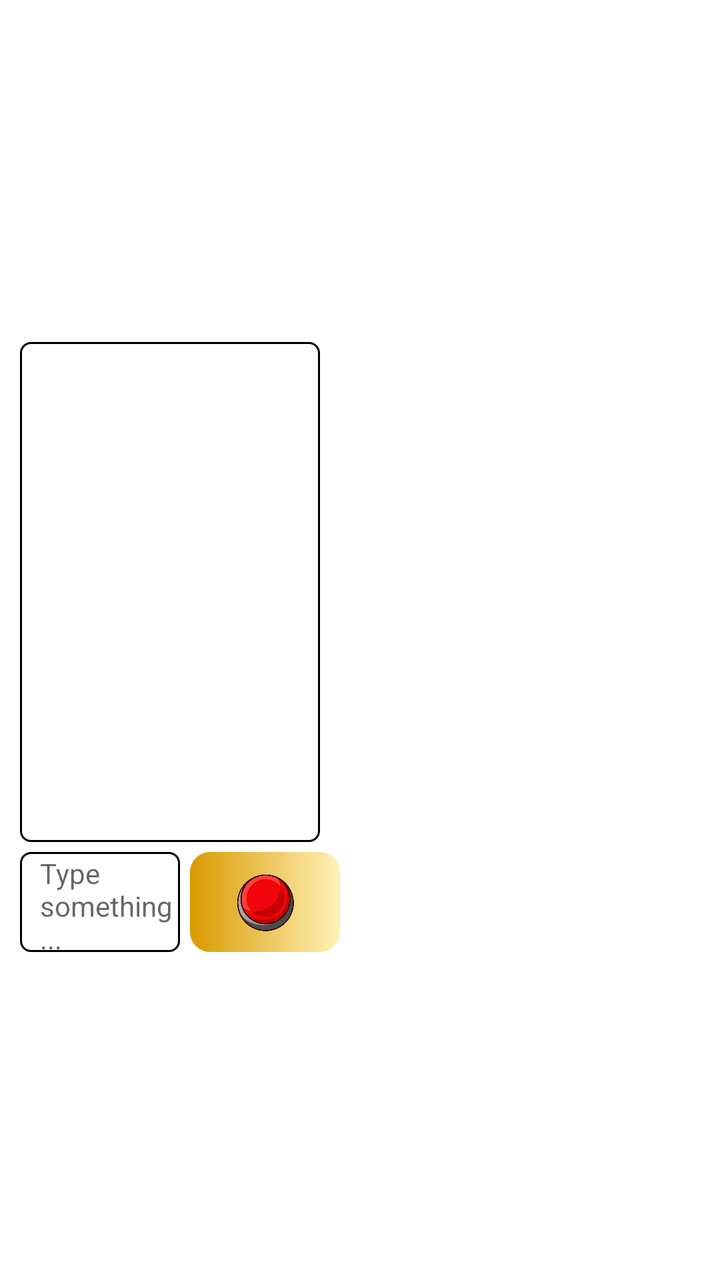
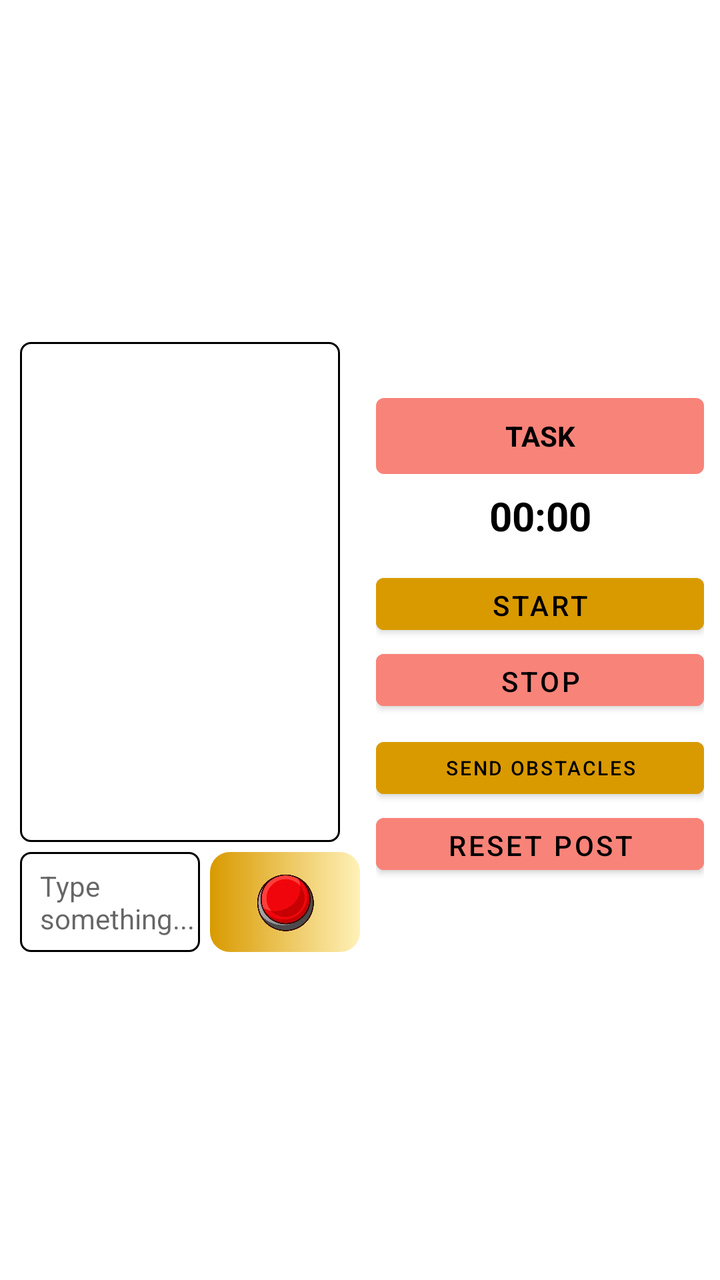

The first picture is an Android layout as it rendered before a commit; the second is the same layout after the commit. The layout source and the unified diff follow.
<!-- AndroidManifest.xml: application theme Theme.MDP_Grp_14 -->
<!-- res/layout/activity_communications.xml -->
<?xml version="1.0" encoding="utf-8"?>
<androidx.coordinatorlayout.widget.CoordinatorLayout
    xmlns:android="http://schemas.android.com/apk/res/android"
    xmlns:app="http://schemas.android.com/apk/res-auto"
    android:id="@+id/activity_comms"
    android:layout_width="match_parent"
    android:layout_height="match_parent"
    android:orientation="vertical"
    android:focusableInTouchMode="true">

    <RelativeLayout
        android:id="@+id/relativeLayout"
        android:layout_width="match_parent"
        android:layout_height="match_parent">

        <LinearLayout
            android:layout_width="match_parent"
            android:layout_height="match_parent"
            android:gravity="center_vertical"
            android:orientation="horizontal">

        <LinearLayout
            android:layout_width="0dp"
            android:layout_height="wrap_content"
            android:layout_weight="1"
            android:orientation="vertical">

            <TextView
                android:id="@+id/messageReceivedTitleTextView"
                android:layout_width="match_parent"
                android:layout_height="250dp"
                android:layout_marginStart="10dp"
                android:layout_marginLeft="10dp"
                android:layout_marginTop="10dp"
                android:layout_marginEnd="10dp"
                android:layout_marginRight="10dp"
                android:paddingStart="20dp"
                android:paddingEnd="5dp"
                android:gravity="bottom"
                android:scrollbars="vertical"
                android:textSize="15sp"
                android:background="@drawable/rounded_corner"/>


            <LinearLayout
                android:layout_width="match_parent"
                android:layout_height="58dp"
                android:orientation="horizontal">

                <EditText
                    android:id="@+id/typeBoxEditText"
                    android:layout_width="0dp"
                    android:layout_height="50dp"
                    android:layout_weight="1"
                    android:layout_marginStart="10dp"
                    android:layout_marginTop="5dp"
                    android:gravity="center|start"
                    android:hint="Type something..."
                    android:paddingStart="10dp"
                    android:textSize="14sp"
                    android:background="@drawable/rounded_corner"/>


                <ImageButton
                    android:id="@+id/messageButton"
                    android:layout_width="75dp"
                    android:layout_height="50dp"
                    android:layout_marginStart="5dp"
                    android:layout_marginTop="5dp"
                    android:foregroundGravity="center"
                    android:paddingStart="20dp"
                    android:paddingTop="10dp"
                    android:paddingEnd="20dp"
                    android:paddingBottom="10dp"
                    android:scaleType="fitCenter"
                    android:background="@drawable/custom_button2"
                    android:src="@drawable/pokemon_msg"/>


            </LinearLayout>
        </LinearLayout>
        <include layout="@layout/movement_controls" />
        </LinearLayout>

    </RelativeLayout>

</androidx.coordinatorlayout.widget.CoordinatorLayout>
<!-- res/layout/movement_controls.xml (included above) -->
<?xml version="1.0" encoding="utf-8"?>
<LinearLayout xmlns:android="http://schemas.android.com/apk/res/android"
    android:layout_width="wrap_content"
    android:layout_height="wrap_content"
    android:layout_marginStart="8dp"
    android:gravity="center"
    android:orientation="vertical"
    android:padding="8dp">

    <TextView
        android:layout_width="wrap_content"
        android:layout_height="wrap_content"
        android:layout_marginBottom="6dp"
        android:text="ROBOT CONTROLS"
        android:textColor="@color/white"
        android:textSize="12sp"
        android:textStyle="bold" />

    <LinearLayout
        android:layout_width="wrap_content"
        android:layout_height="50dp"
        android:orientation="horizontal">
        <ImageButton android:id="@+id/leftBtn" android:layout_width="50dp" android:layout_height="50dp" android:background="@color/transparent" android:contentDescription="Turn left" android:foreground="@drawable/poke_left" />
        <ImageButton android:id="@+id/upBtn" android:layout_width="50dp" android:layout_height="50dp" android:layout_marginStart="8dp" android:background="@color/transparent" android:contentDescription="Move forward" android:foreground="@drawable/poke_up" />
        <ImageButton android:id="@+id/rightBtn" android:layout_width="50dp" android:layout_height="50dp" android:layout_marginStart="8dp" android:background="@color/transparent" android:contentDescription="Turn right" android:foreground="@drawable/poke_right" />
    </LinearLayout>

    <LinearLayout
        android:layout_width="wrap_content"
        android:layout_height="50dp"
        android:layout_marginTop="8dp"
        android:orientation="horizontal">
        <ImageButton android:id="@+id/bleftBtn" android:layout_width="50dp" android:layout_height="50dp" android:background="@color/transparent" android:contentDescription="Turn back left" android:foreground="@drawable/back_turn_left_arrow_icon" />
        <ImageButton android:id="@+id/downBtn" android:layout_width="50dp" android:layout_height="50dp" android:layout_marginStart="8dp" android:background="@color/transparent" android:contentDescription="Move backward" android:foreground="@drawable/poke_down" />
        <ImageButton android:id="@+id/brightBtn" android:layout_width="50dp" android:layout_height="50dp" android:layout_marginStart="8dp" android:background="@color/transparent" android:contentDescription="Turn back right" android:foreground="@drawable/back_turn_right_arrow_icon" />
    </LinearLayout>
</LinearLayout>
<!-- resources referenced by this layout -->
<resources>
  <color name="transparent">#0000ffff</color>
  <color name="white">#FFFFFFFF</color>
  <!-- drawable back_turn_left_arrow_icon (drawable) -->
  <vector android:height="24dp" android:tint="#FF8A00"
      android:viewportHeight="24" android:viewportWidth="24"
      android:width="24dp" xmlns:android="http://schemas.android.com/apk/res/android">
      <path android:fillColor="@android:color/white" android:pathData="M11,9l1.42,1.42L8.83,14H18V4h2v12H8.83l3.59,3.58L11,21l-6,-6 6,-6z"/>
  </vector>
  <!-- drawable back_turn_right_arrow_icon (drawable) -->
  <vector android:height="24dp" android:tint="#FF8A00"
      android:viewportHeight="24" android:viewportWidth="24"
      android:width="24dp" xmlns:android="http://schemas.android.com/apk/res/android">
      <path android:fillColor="@android:color/white" android:pathData="M19,15l-6,6 -1.42,-1.42L15.17,16H4V4h2v10h9.17l-3.59,-3.58L13,9l6,6z"/>
  </vector>
  <!-- drawable custom_button2 (drawable) -->
  <?xml version="1.0" encoding="utf-8"?>
  <shape xmlns:android="http://schemas.android.com/apk/res/android">
      <gradient android:startColor="@color/colorYellow" android:endColor="@color/lightYellow" android:type="linear"/>
      <corners android:radius="10dp"/>
  </shape>
  <!-- drawable poke_down: png bitmap (drawable, 309762 bytes) -->
  <!-- drawable poke_left: png bitmap (drawable, 254131 bytes) -->
  <!-- drawable poke_right: png bitmap (drawable, 272736 bytes) -->
  <!-- drawable poke_up: png bitmap (drawable, 341541 bytes) -->
  <!-- drawable pokemon_msg: png bitmap (drawable, 189462 bytes) -->
  <!-- drawable rounded_corner (drawable) -->
  <?xml version="1.0" encoding="utf-8"?>
  <shape xmlns:android="http://schemas.android.com/apk/res/android" >
      <stroke
          android:width="1dp"
          android:color="@color/colorBlack" />
  
      <solid android:color="#ffffff" />
  
      <padding
          android:left="1dp"
          android:right="1dp"
          android:bottom="1dp"
          android:top="1dp" />
  
      <corners android:radius="5dp" />
  </shape>
  <style name="Theme.MDP_Grp_14" parent="Theme.MaterialComponents.DayNight.DarkActionBar">
          
          <item name="colorPrimary">@color/purple_500</item>
          <item name="colorPrimaryVariant">@color/purple_700</item>
          <item name="colorOnPrimary">@color/white</item>
          
          <item name="colorSecondary">@color/teal_200</item>
          <item name="colorSecondaryVariant">@color/teal_700</item>
          <item name="colorOnSecondary">@color/black</item>
          
          <item name="android:statusBarColor" tools:targetApi="l">?attr/colorPrimaryVariant</item>
          
      </style>
  <color name="colorYellow">#D99A00</color>
  <color name="lightYellow">#FFF1B8</color>
  <color name="colorBlack">#FF000000</color>
  <color name="purple_500">#FF6200EE</color>
  <color name="purple_700">#FF3700B3</color>
  <color name="teal_200">#FF03DAC5</color>
  <color name="teal_700">#FF018786</color>
  <color name="black">#FF000000</color>
</resources>

<!-- the commit's change to res/layout/activity_communications.xml (unified diff, before → after) -->
@@ -79,47 +79,60 @@
 
             </LinearLayout>
         </LinearLayout>
-        <include layout="@layout/movement_controls" />
+        <include layout="@layout/chat_timer_controls" />
         </LinearLayout>
 
     </RelativeLayout>
 
 </androidx.coordinatorlayout.widget.CoordinatorLayout>
-<!-- res/layout/movement_controls.xml (included above) -->
+<!-- res/layout/chat_timer_controls.xml (included above) -->
 <?xml version="1.0" encoding="utf-8"?>
 <LinearLayout xmlns:android="http://schemas.android.com/apk/res/android"
-    android:layout_width="wrap_content"
+    android:layout_width="0dp"
     android:layout_height="wrap_content"
-    android:layout_marginStart="8dp"
+    android:layout_weight="1"
     android:gravity="center"
     android:orientation="vertical"
     android:padding="8dp">
 
     <TextView
-        android:layout_width="wrap_content"
-        android:layout_height="wrap_content"
-        android:layout_marginBottom="6dp"
-        android:text="ROBOT CONTROLS"
-        android:textColor="@color/white"
-        android:textSize="12sp"
-        android:textStyle="bold" />
+        android:layout_width="match_parent"
+        android:layout_height="38dp"
+        android:gravity="center"
+        android:text="TASK"
+        android:textColor="@color/colorBlack"
+        android:textStyle="bold"
+        android:background="@drawable/control_red_box" />
 
-    <LinearLayout
-        android:layout_width="wrap_content"
-        android:layout_height="50dp"
-        android:orientation="horizontal">
-        <ImageButton android:id="@+id/leftBtn" android:layout_width="50dp" android:layout_height="50dp" android:background="@color/transparent" android:contentDescription="Turn left" android:foreground="@drawable/poke_left" />
-        <ImageButton android:id="@+id/upBtn" android:layout_width="50dp" android:layout_height="50dp" android:layout_marginStart="8dp" android:background="@color/transparent" android:contentDescription="Move forward" android:foreground="@drawable/poke_up" />
-        <ImageButton android:id="@+id/rightBtn" android:layout_width="50dp" android:layout_height="50dp" android:layout_marginStart="8dp" android:background="@color/transparent" android:contentDescription="Turn right" android:foreground="@drawable/poke_right" />
-    </LinearLayout>
+    <TextView
+        android:id="@+id/chatTaskTimerTextView"
+        android:layout_width="match_parent"
+        android:layout_height="38dp"
+        android:layout_marginTop="2dp"
+        android:gravity="center"
+        android:text="00:00"
+        android:textColor="@color/black"
+        android:textSize="20sp"
+        android:textStyle="bold"
+        android:background="@drawable/control_white_box" />
 
-    <LinearLayout
-        android:layout_width="wrap_content"
-        android:layout_height="50dp"
-        android:layout_marginTop="8dp"
-        android:orientation="horizontal">
-        <ImageButton android:id="@+id/bleftBtn" android:layout_width="50dp" android:layout_height="50dp" android:background="@color/transparent" android:contentDescription="Turn back left" android:foreground="@drawable/back_turn_left_arrow_icon" />
-        <ImageButton android:id="@+id/downBtn" android:layout_width="50dp" android:layout_height="50dp" android:layout_marginStart="8dp" android:background="@color/transparent" android:contentDescription="Move backward" android:foreground="@drawable/poke_down" />
-        <ImageButton android:id="@+id/brightBtn" android:layout_width="50dp" android:layout_height="50dp" android:layout_marginStart="8dp" android:background="@color/transparent" android:contentDescription="Turn back right" android:foreground="@drawable/back_turn_right_arrow_icon" />
-    </LinearLayout>
+    <Button
+        android:id="@+id/chatTaskStartButton"
+        android:layout_width="match_parent"
+        android:layout_height="38dp"
+        android:layout_marginTop="6dp"
+        android:text="START"
+        android:textColor="@color/black"
+        android:backgroundTint="@color/colorYellow" />
+
+    <Button
+        android:id="@+id/chatTaskStopButton"
+        android:layout_width="match_parent"
+        android:layout_height="38dp"
+        android:text="STOP"
+        android:textColor="@color/black"
+        android:backgroundTint="@color/lightRed" />
+
+    <Button android:id="@+id/chatSendObstaclesButton" android:layout_width="match_parent" android:layout_height="38dp" android:layout_marginTop="6dp" android:text="SEND OBSTACLES" android:textSize="10sp" android:textColor="@color/black" android:backgroundTint="@color/colorYellow" />
+    <Button android:id="@+id/chatResetPostButton" android:layout_width="match_parent" android:layout_height="38dp" android:text="RESET POST" android:textColor="@color/black" android:backgroundTint="@color/lightRed" />
 </LinearLayout>
<!-- resource entries referenced after the edit -->
@@ -1,29 +1,12 @@
 <!-- resources referenced by this layout -->
 <resources>
-  <color name="transparent">#0000ffff</color>
   <color name="white">#FFFFFFFF</color>
-  <!-- drawable back_turn_left_arrow_icon (drawable) -->
-  <vector android:height="24dp" android:tint="#FF8A00"
-      android:viewportHeight="24" android:viewportWidth="24"
-      android:width="24dp" xmlns:android="http://schemas.android.com/apk/res/android">
-      <path android:fillColor="@android:color/white" android:pathData="M11,9l1.42,1.42L8.83,14H18V4h2v12H8.83l3.59,3.58L11,21l-6,-6 6,-6z"/>
-  </vector>
-  <!-- drawable back_turn_right_arrow_icon (drawable) -->
-  <vector android:height="24dp" android:tint="#FF8A00"
-      android:viewportHeight="24" android:viewportWidth="24"
-      android:width="24dp" xmlns:android="http://schemas.android.com/apk/res/android">
-      <path android:fillColor="@android:color/white" android:pathData="M19,15l-6,6 -1.42,-1.42L15.17,16H4V4h2v10h9.17l-3.59,-3.58L13,9l6,6z"/>
-  </vector>
   <!-- drawable custom_button2 (drawable) -->
   <?xml version="1.0" encoding="utf-8"?>
   <shape xmlns:android="http://schemas.android.com/apk/res/android">
       <gradient android:startColor="@color/colorYellow" android:endColor="@color/lightYellow" android:type="linear"/>
       <corners android:radius="10dp"/>
   </shape>
-  <!-- drawable poke_down: png bitmap (drawable, 309762 bytes) -->
-  <!-- drawable poke_left: png bitmap (drawable, 254131 bytes) -->
-  <!-- drawable poke_right: png bitmap (drawable, 272736 bytes) -->
-  <!-- drawable poke_up: png bitmap (drawable, 341541 bytes) -->
   <!-- drawable pokemon_msg: png bitmap (drawable, 189462 bytes) -->
   <!-- drawable rounded_corner (drawable) -->
   <?xml version="1.0" encoding="utf-8"?>
@@ -56,6 +39,19 @@
           
       </style>
   <color name="colorYellow">#D99A00</color>
+  <color name="lightRed">#F88379</color>
+  <!-- drawable control_red_box (drawable) -->
+  <?xml version="1.0" encoding="utf-8"?>
+  <shape xmlns:android="http://schemas.android.com/apk/res/android" android:shape="rectangle">
+      <solid android:color="@color/lightRed" />
+      <corners android:radius="4dp" />
+  </shape>
+  <!-- drawable control_white_box (drawable) -->
+  <?xml version="1.0" encoding="utf-8"?>
+  <shape xmlns:android="http://schemas.android.com/apk/res/android" android:shape="rectangle">
+      <solid android:color="@color/white" />
+      <corners android:radius="4dp" />
+  </shape>
   <color name="lightYellow">#FFF1B8</color>
   <color name="colorBlack">#FF000000</color>
   <color name="purple_500">#FF6200EE</color>
